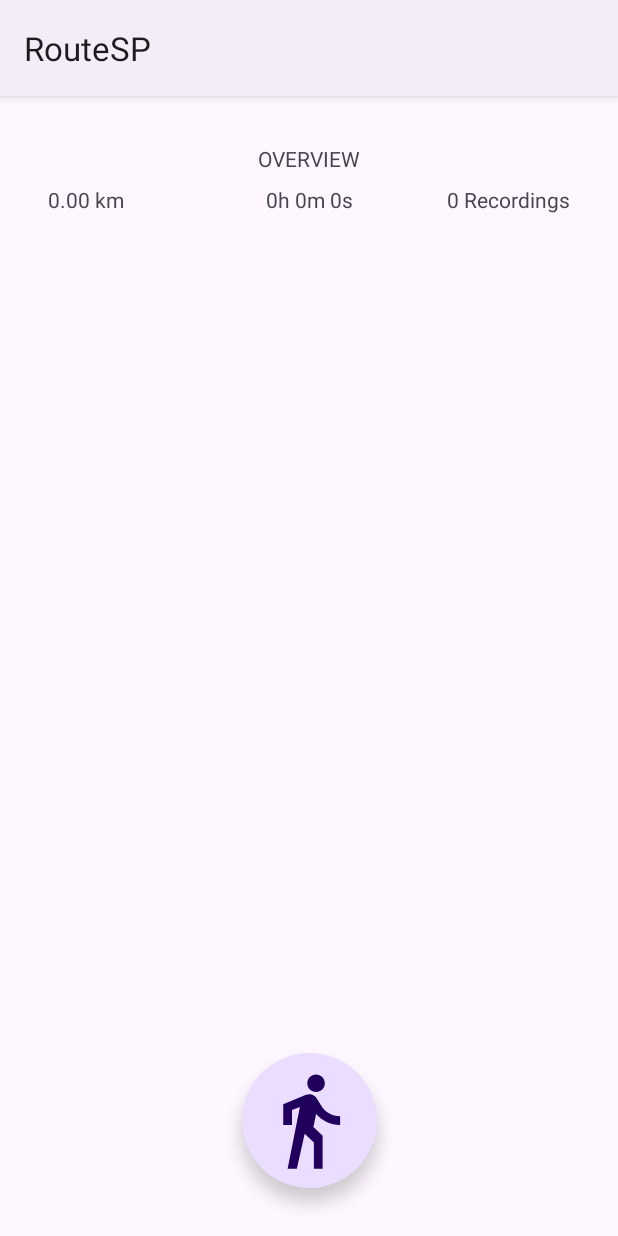
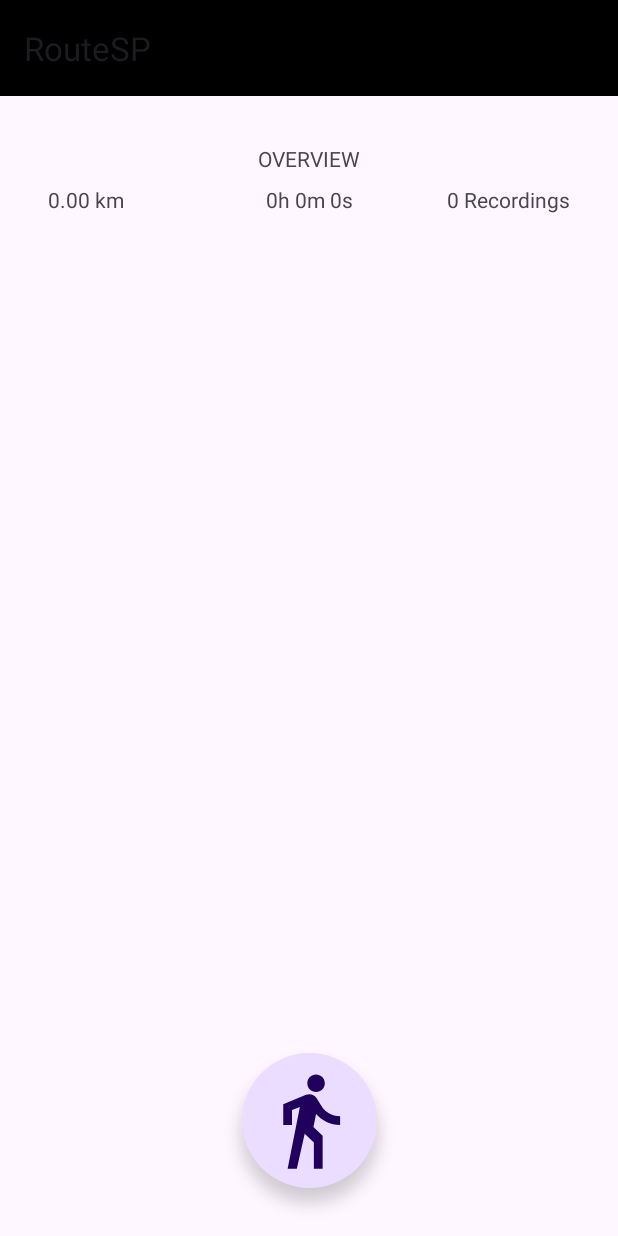
Before and after one commit to xDMPx/RouteSP, an Android app: the screen it shows after launch (MainActivity), on a phone screen of 412 x 824 dp. Run offline under Robolectric (Android 15) with nearby library versions, the phone set to English and light mode, and no system bars; our stand-ins replace Room's generated code.

Commit message:
Add toolbar to `MainActivity` and update layout

```diff
--- a/app/src/main/AndroidManifest.xml
+++ b/app/src/main/AndroidManifest.xml
@@ -26,8 +26,7 @@
             android:exported="false" />
         <activity
             android:name=".MainActivity"
-            android:exported="true"
-            android:theme="@style/Theme.Material3.DayNight">
+            android:exported="true">
             <intent-filter>
                 <action android:name="android.intent.action.MAIN" />
 
--- a/app/src/main/java/com/xdmpx/routesp/MainActivity.kt
+++ b/app/src/main/java/com/xdmpx/routesp/MainActivity.kt
@@ -54,6 +54,7 @@ class MainActivity : AppCompatActivity() {
         super.onCreate(savedInstanceState)
 
         setContentView(R.layout.activity_main)
+        setSupportActionBar(findViewById(R.id.mainToolbar))
 
         recordedRoutesListView = this.findViewById(R.id.recordedRoutesList)
 
--- a/app/src/main/res/layout/activity_main.xml
+++ b/app/src/main/res/layout/activity_main.xml
@@ -5,6 +5,18 @@
     android:layout_width="match_parent"
     android:layout_height="match_parent"
     tools:context=".MainActivity">
+
+    <androidx.appcompat.widget.Toolbar
+        android:id="@+id/mainToolbar"
+        android:layout_width="match_parent"
+        android:layout_height="?attr/actionBarSize"
+        android:background="@color/black"
+        android:elevation="4dp"
+        android:theme="@style/Theme.Material3.DayNight"
+        app:layout_constraintEnd_toEndOf="parent"
+        app:layout_constraintStart_toStartOf="parent"
+        app:layout_constraintTop_toTopOf="parent"
+        app:popupTheme="@style/ThemeOverlay.AppCompat" />
 
     <TextView
         android:id="@+id/overviewTextView"
@@ -14,7 +26,7 @@
         android:text="@string/overview"
         app:layout_constraintEnd_toEndOf="parent"
         app:layout_constraintStart_toStartOf="parent"
-        app:layout_constraintTop_toTopOf="parent" />
+        app:layout_constraintTop_toBottomOf="@+id/mainToolbar" />
 
     <TextView
         android:id="@+id/distanceTextView"
```
Also changed, not shown: app/src/main/res/layout/main_toolbar.xml (added, +9 -0 lines).
